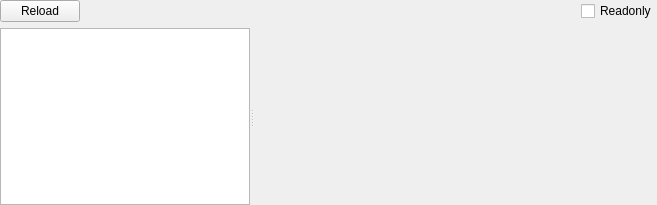
Old version of the form ELF/elfwidget.ui in the repository horsicq/FormatWidgets.
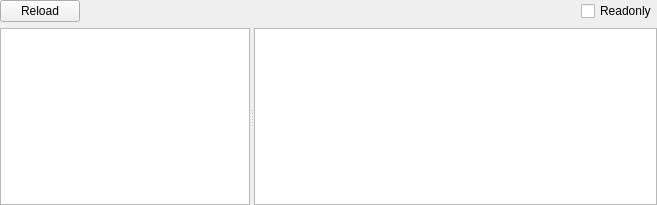
New version of the form. The open tabs and pages were chosen to show the change. Custom widgets are drawn as their Qt base class.

Diff of the .ui file:
```diff
--- a/ELF/elfwidget.ui
+++ b/ELF/elfwidget.ui
@@ -684,6 +684,56 @@
         </item>
        </layout>
       </widget>
+      <widget class="QWidget" name="page_Rel">
+       <layout class="QVBoxLayout" name="verticalLayout_16">
+        <property name="leftMargin">
+         <number>0</number>
+        </property>
+        <property name="topMargin">
+         <number>0</number>
+        </property>
+        <property name="rightMargin">
+         <number>0</number>
+        </property>
+        <property name="bottomMargin">
+         <number>0</number>
+        </property>
+        <item>
+         <widget class="QTableView" name="tableView_Rel">
+          <property name="sizePolicy">
+           <sizepolicy hsizetype="Expanding" vsizetype="Expanding">
+            <horstretch>0</horstretch>
+            <verstretch>0</verstretch>
+           </sizepolicy>
+          </property>
+          <property name="contextMenuPolicy">
+           <enum>Qt::CustomContextMenu</enum>
+          </property>
+          <property name="editTriggers">
+           <set>QAbstractItemView::NoEditTriggers</set>
+          </property>
+          <property name="selectionMode">
+           <enum>QAbstractItemView::SingleSelection</enum>
+          </property>
+          <property name="selectionBehavior">
+           <enum>QAbstractItemView::SelectRows</enum>
+          </property>
+          <attribute name="verticalHeaderVisible">
+           <bool>false</bool>
+          </attribute>
+          <attribute name="verticalHeaderMinimumSectionSize">
+           <number>20</number>
+          </attribute>
+          <attribute name="verticalHeaderDefaultSectionSize">
+           <number>20</number>
+          </attribute>
+          <attribute name="verticalHeaderStretchLastSection">
+           <bool>false</bool>
+          </attribute>
+         </widget>
+        </item>
+       </layout>
+      </widget>
      </widget>
     </widget>
    </item>
```
